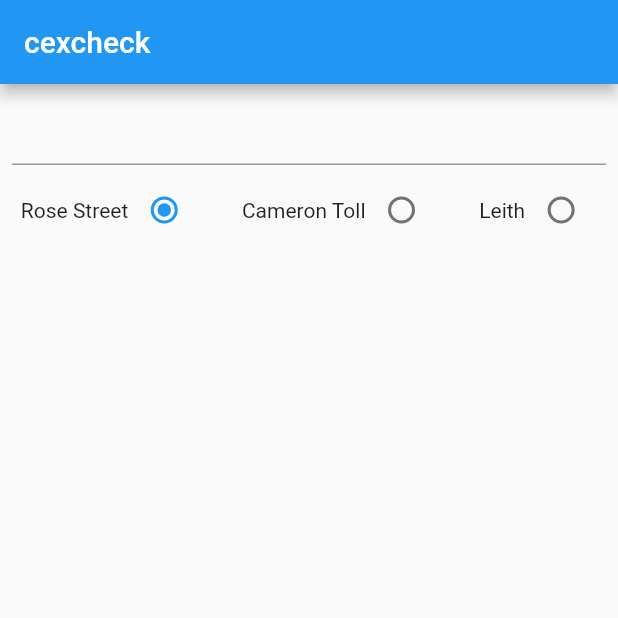
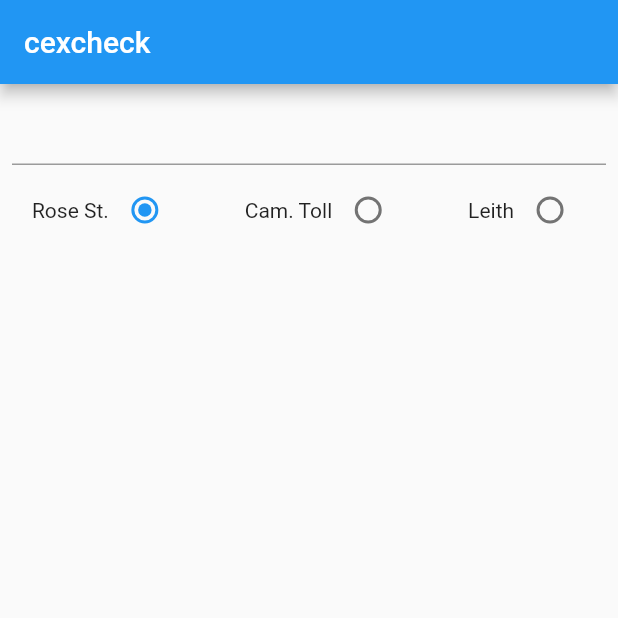
Before and after one commit to mswift42/fln, a Flutter app: the screen it shows after launch, on a phone screen of 412 x 824 dp, the top half of it. Run offline on Flutter 3.47's test engine with Material 2 defaults, Android fonts, the light colour scheme and no system bars.

Commit message:
wrap store row in Wrap widget.

```diff
--- a/lib/widgets/HomeScaffold.dart
+++ b/lib/widgets/HomeScaffold.dart
@@ -36,8 +36,8 @@
   String searchquery = "";
   Set<String> _lastSearches = Set();
   static final _stores = [
-    Store("Rose Street", "54"),
-    Store("Cameron Toll", "3017"),
+    Store("Rose St.", "54"),
+    Store("Cam. Toll", "3017"),
     Store("Leith", "3115")
   ];
   final controller = TextEditingController();
@@ -131,12 +131,16 @@
             ),
             padding: EdgeInsets.symmetric(vertical: 6.00, horizontal: 8.00),
           ),
+          Wrap(
+            children: [
               Row(
                 mainAxisAlignment: MainAxisAlignment.spaceAround,
                 children: _stores
                     .map((i) =>
                         _radioWidget(i, activeStore, handleActiveStoreChanged))
                     .toList(),
+              ),
+            ],
           ),
           LastSearchGrid(_handleDelete, _handlePillTap, _lastSearches.toList())
         ],
```
Lines whose indentation alone changed are shown as unchanged.
